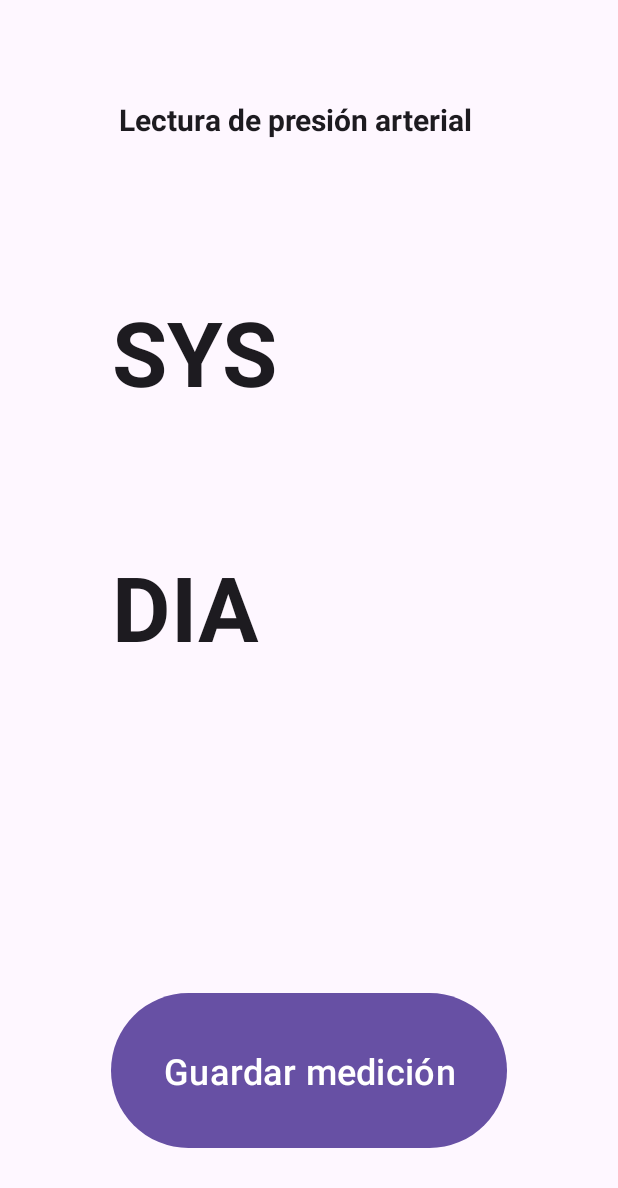
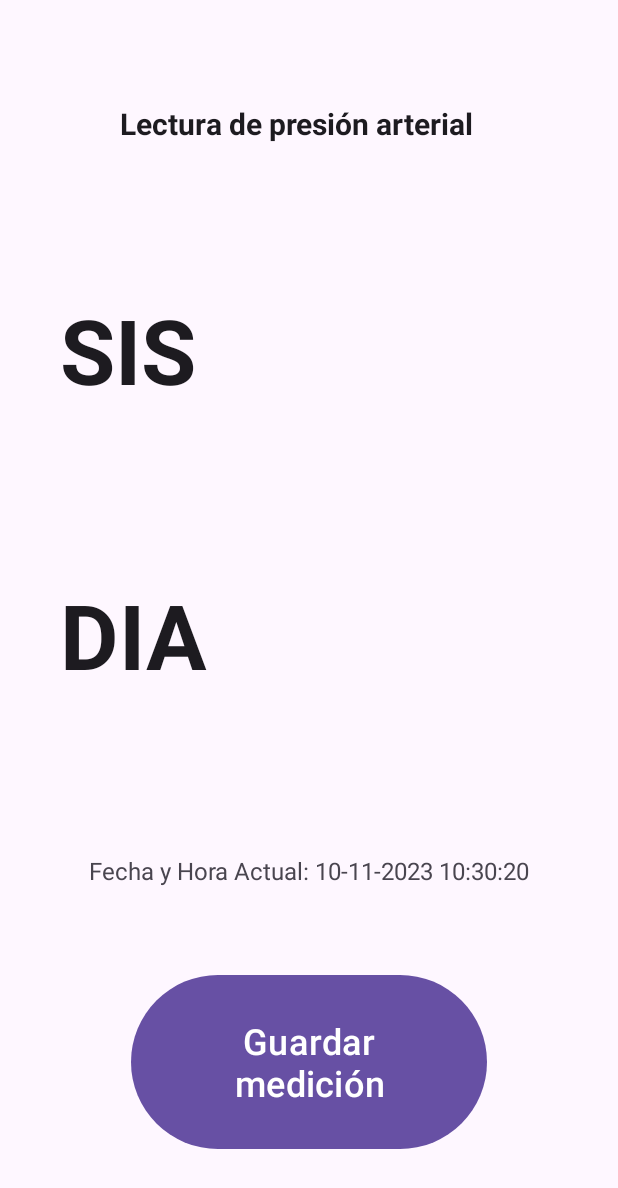
Before and after one commit to aepalher/Medidor_presion_arterial, an Android app: the ReadingActivity screen opened directly, with no data from a screen before it, on a phone screen of 412 x 824 dp. Shown: the top 1188 px of the screen. Run offline under Robolectric (Android 15) with nearby library versions, the phone set to English and light mode, and no system bars.

Commit message:
Sistole y diastole centrado, agregamos fecha y hora en tiempo real

```diff
--- a/app/src/main/java/com/aepalher/medidordepresinarterial/ReadingActivity.kt
+++ b/app/src/main/java/com/aepalher/medidordepresinarterial/ReadingActivity.kt
@@ -2,10 +2,35 @@ package com.aepalher.medidordepresinarterial
 
 import androidx.appcompat.app.AppCompatActivity
 import android.os.Bundle
+import android.widget.TextView
+import java.text.SimpleDateFormat
+import java.util.Date
+import android.os.Handler
+import java.util.Locale
 
 class ReadingActivity : AppCompatActivity() {
+    private val handler = Handler()
+    private lateinit var textViewFechaHora: TextView
     override fun onCreate(savedInstanceState: Bundle?) {
         super.onCreate(savedInstanceState)
         setContentView(R.layout.activity_reading)
+        textViewFechaHora = findViewById<TextView>(R.id.textView6)
+        handler.post(updateTimeRunnable)
+    }
+
+    private val updateTimeRunnable = object : Runnable {
+        override fun run() {
+            val formatoFechaHora = SimpleDateFormat("dd-MM-yyyy HH:mm:ss", Locale.getDefault())
+            val fechaHoraActual = Date()
+            val fechaHoraFormateada = formatoFechaHora.format(fechaHoraActual)
+
+            textViewFechaHora.text = "Fecha y Hora Actual: $fechaHoraFormateada"
+
+            handler.postDelayed(this, 1000)
+        }
+    }
+    override fun onDestroy() {
+        super.onDestroy()
+        handler.removeCallbacks(updateTimeRunnable)
     }
 }
--- a/app/src/main/res/layout/activity_reading.xml
+++ b/app/src/main/res/layout/activity_reading.xml
@@ -9,46 +9,50 @@
         android:id="@+id/editTextText2"
         android:layout_width="252dp"
         android:layout_height="51dp"
-        android:layout_marginTop="48dp"
         android:background="#00FFFFFF"
         android:ems="10"
         android:inputType="text"
         android:text="Lectura de presión arterial"
         android:textSize="20sp"
         android:textStyle="bold"
-        app:layout_constraintBottom_toTopOf="@+id/editTextText3"
+        app:layout_constraintBottom_toBottomOf="parent"
         app:layout_constraintEnd_toEndOf="parent"
-        app:layout_constraintHorizontal_bias="0.496"
         app:layout_constraintStart_toStartOf="parent"
         app:layout_constraintTop_toTopOf="parent"
-        app:layout_constraintVertical_bias="0.071" />
+        app:layout_constraintVertical_bias="0.073" />
+
+    <Button
+        android:id="@+id/button"
+        android:layout_width="237dp"
+        android:layout_height="124dp"
+        android:text="Guardar medición"
+        android:textSize="24sp"
+        app:layout_constraintBottom_toBottomOf="parent"
+        app:layout_constraintEnd_toEndOf="parent"
+        app:layout_constraintStart_toStartOf="parent"
+        app:layout_constraintTop_toTopOf="parent"
+        app:layout_constraintVertical_bias="0.923" />
 
     <EditText
-        android:id="@+id/editTextText3"
-        android:layout_width="109dp"
-        android:layout_height="104dp"
-        android:layout_marginBottom="28dp"
-        android:autoText="false"
+        android:id="@+id/editTextNumberDecimal"
+        android:layout_width="200dp"
+        android:layout_height="110dp"
+        android:layout_marginStart="8dp"
+        android:layout_marginTop="8dp"
         android:background="#00FFFFFF"
-        android:contextClickable="false"
         android:ems="10"
-        android:inputType="text"
-        android:text="SYS"
-        android:textAllCaps="false"
-        android:textIsSelectable="true"
-        android:textSize="60sp"
-        android:textStyle="bold"
-        app:layout_constraintBottom_toTopOf="@+id/editTextText4"
+        android:inputType="numberDecimal"
+        app:layout_constraintBottom_toTopOf="@+id/button"
         app:layout_constraintEnd_toEndOf="parent"
-        app:layout_constraintHorizontal_bias="0.247"
-        app:layout_constraintStart_toStartOf="parent"
+        app:layout_constraintHorizontal_bias="0.0"
+        app:layout_constraintStart_toEndOf="@+id/editTextText3"
         app:layout_constraintTop_toTopOf="parent"
-        app:layout_constraintVertical_bias="0.828" />
+        app:layout_constraintVertical_bias="0.331" />
 
     <EditText
         android:id="@+id/editTextText4"
-        android:layout_width="100dp"
-        android:layout_height="104dp"
+        android:layout_width="110dp"
+        android:layout_height="110dp"
         android:background="#00FFFFFF"
         android:ems="10"
         android:freezesText="false"
@@ -59,50 +63,58 @@
         android:textStyle="bold"
         app:layout_constraintBottom_toTopOf="@+id/button"
         app:layout_constraintEnd_toEndOf="parent"
-        app:layout_constraintHorizontal_bias="0.24"
+        app:layout_constraintHorizontal_bias="0.133"
         app:layout_constraintStart_toStartOf="parent"
         app:layout_constraintTop_toTopOf="parent"
-        app:layout_constraintVertical_bias="0.637" />
+        app:layout_constraintVertical_bias="0.686" />
 
-    <Button
-        android:id="@+id/button"
-        android:layout_width="264dp"
-        android:layout_height="111dp"
-        android:text="Guardar medición"
-        android:textSize="24sp"
+    <EditText
+        android:id="@+id/editTextText3"
+        android:layout_width="110dp"
+        android:layout_height="110dp"
+        android:layout_marginBottom="28dp"
+        android:autoText="false"
+        android:background="#00FFFFFF"
+        android:contextClickable="false"
+        android:ems="10"
+        android:inputType="text"
+        android:text="SIS"
+        android:textAllCaps="false"
+        android:textIsSelectable="true"
+        android:textSize="60sp"
+        android:textStyle="bold"
+        app:layout_constraintBottom_toBottomOf="parent"
+        app:layout_constraintEnd_toEndOf="parent"
+        app:layout_constraintHorizontal_bias="0.133"
+        app:layout_constraintStart_toStartOf="parent"
+        app:layout_constraintTop_toTopOf="parent"
+        app:layout_constraintVertical_bias="0.259" />
+
+    <EditText
+        android:id="@+id/editTextNumberDecimal2"
+        android:layout_width="200dp"
+        android:layout_height="110dp"
+        android:layout_marginStart="8dp"
+        android:background="#00FFFFFF"
+        android:ems="10"
+        android:inputType="numberDecimal"
+        app:layout_constraintBottom_toBottomOf="parent"
+        app:layout_constraintEnd_toEndOf="parent"
+        app:layout_constraintHorizontal_bias="0.0"
+        app:layout_constraintStart_toEndOf="@+id/editTextText4"
+        app:layout_constraintTop_toTopOf="parent"
+        app:layout_constraintVertical_bias="0.497" />
+
+    <TextView
+        android:id="@+id/textView6"
+        android:layout_width="wrap_content"
+        android:layout_height="wrap_content"
+        android:text="Fecha y Hora Actual:"
+        android:textSize="16sp"
         app:layout_constraintBottom_toBottomOf="parent"
         app:layout_constraintEnd_toEndOf="parent"
         app:layout_constraintStart_toStartOf="parent"
         app:layout_constraintTop_toTopOf="parent"
-        app:layout_constraintVertical_bias="0.923" />
-
-    <EditText
-        android:id="@+id/editTextNumberDecimal"
-        android:layout_width="152dp"
-        android:layout_height="111dp"
-        android:background="#00FFFFFF"
-        android:ems="10"
-        android:inputType="numberDecimal"
-        app:layout_constraintBottom_toTopOf="@+id/button"
-        app:layout_constraintEnd_toEndOf="parent"
-        app:layout_constraintHorizontal_bias="0.278"
-        app:layout_constraintStart_toEndOf="@+id/editTextText3"
-        app:layout_constraintTop_toBottomOf="@+id/editTextText2"
-        app:layout_constraintVertical_bias="0.11" />
-
-    <EditText
-        android:id="@+id/editTextNumberDecimal2"
-        android:layout_width="147dp"
-        android:layout_height="100dp"
-        android:layout_marginTop="52dp"
-        android:background="#00FFFFFF"
-        android:ems="10"
-        android:inputType="numberDecimal"
-        app:layout_constraintBottom_toTopOf="@+id/button"
-        app:layout_constraintEnd_toEndOf="parent"
-        app:layout_constraintHorizontal_bias="0.387"
-        app:layout_constraintStart_toEndOf="@+id/editTextText4"
-        app:layout_constraintTop_toBottomOf="@+id/editTextNumberDecimal"
-        app:layout_constraintVertical_bias="0.0" />
+        app:layout_constraintVertical_bias="0.71" />
 
 </androidx.constraintlayout.widget.ConstraintLayout>
```
